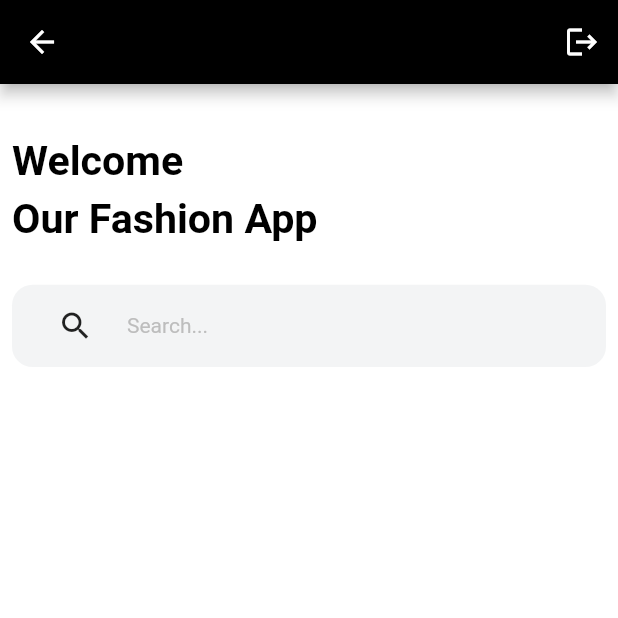
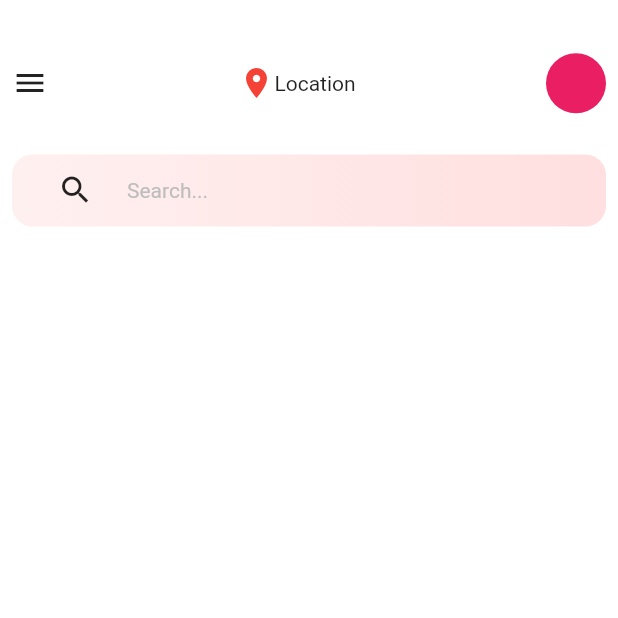
Before and after one commit to BhanderiNikunj/fire_app, a Flutter app: the HomeScreen screen opened by its route, on a phone screen of 412 x 824 dp, the top half of it. Run offline on Flutter 3.47's test engine with Material 2 defaults, Android fonts, the phone set to English and light mode, and no system bars; our stand-ins replace cloud_firestore, firebase_auth, firebase_core, get, google_sign_in, sizer; accounts and stored records are empty; network calls fail.

Commit message:
Fire Base

```diff
--- a/lib/Screen/Home/View/HomeScreen.dart
+++ b/lib/Screen/Home/View/HomeScreen.dart
@@ -29,20 +29,20 @@ class _HomeScreenState extends State<HomeScreen> {
   Widget build(BuildContext context) {
     return SafeArea(
       child: Scaffold(
-        appBar: AppBar(
-          backgroundColor: Colors.black,
-          actions: [
-            IconButton(
-              onPressed: () {
-                FireHelper.fireHelper.SignOut();
-                Get.offAndToNamed('/logIn');
-              },
-              icon: Icon(
-                Icons.logout,
-              ),
-            ),
-          ],
-        ),
+        // appBar: AppBar(
+        //   backgroundColor: Colors.black,
+        //   actions: [
+        //     IconButton(
+        //       onPressed: () {
+        //         FireHelper.fireHelper.SignOut();
+        //         Get.offAndToNamed('/logIn');
+        //       },
+        //       icon: Icon(
+        //         Icons.logout,
+        //       ),
+        //     ),
+        //   ],
+        // ),
         backgroundColor: Colors.white,
         body: Padding(
           padding: const EdgeInsets.all(8.0),
@@ -50,31 +50,41 @@ class _HomeScreenState extends State<HomeScreen> {
             crossAxisAlignment: CrossAxisAlignment.start,
             children: [
               SizedBox(height: 20.sp),
+              Row(
+                mainAxisAlignment: MainAxisAlignment.spaceBetween,
+                children: [
+                  Icon(
+                    Icons.menu,
+                  ),
+                  Row(
+                    children: [
+                      Icon(
+                        Icons.location_on_sharp,
+                        color: Colors.red,
+                      ),
                       Text(
-                "Welcome",
-                style: TextStyle(
-                  color: Colors.black,
-                  fontWeight: FontWeight.bold,
-                  fontSize: 20.sp,
+                        "Location",
                       ),
+                    ],
                   ),
-              SizedBox(height: 5.sp),
-              Text(
-                "Our Fashion App",
-                style: TextStyle(
-                  color: Colors.black,
-                  fontWeight: FontWeight.bold,
-                  fontSize: 20.sp,
+                  CircleAvatar(
+                    backgroundColor: Colors.pink,
                   ),
+                ],
               ),
               SizedBox(height: 20.sp),
               Center(
                 child: Container(
-                  height: 40.sp,
+                  height: 35.sp,
                   width: 300.sp,
                   decoration: BoxDecoration(
                     borderRadius: BorderRadius.circular(10.sp),
-                    color: Color(0xffF3F4F5),
+                    gradient: LinearGradient(
+                      colors: [
+                        Color(0xffFFF0F0),
+                        Color(0xffFFDFDF),
+                      ],
+                    ),
                   ),
                   child: Padding(
                     padding: const EdgeInsets.all(8.0),
@@ -256,12 +266,73 @@ class _HomeScreenState extends State<HomeScreen> {
                                       color: Colors.white,
                                     ),
                                     margin: EdgeInsets.all(10),
+                                    child: Padding(
+                                      padding: const EdgeInsets.all(8.0),
+                                      child: Column(
+                                        crossAxisAlignment:
+                                            CrossAxisAlignment.start,
+                                        children: [
+                                          Text(
+                                            "⭐️ ${homeControllor.DataList[index].rate}",
+                                          ),
+                                          Container(
+                                            height: 60.sp,
+                                          ),
+                                          Container(
+                                            height: 20.sp,
+                                            child: Text(
+                                              "${homeControllor.DataList[index].name}",
+                                              style: TextStyle(
+                                                fontSize: 15.sp,
+                                                fontWeight: FontWeight.bold,
+                                                color: Colors.black,
+                                              ),
+                                            ),
+                                          ),
+                                          SizedBox(height: 5.sp),
+                                          Container(
+                                            height: 10.sp,
+                                            child: Text(
+                                              "${homeControllor.DataList[index].desc}",
+                                              style: TextStyle(
+                                                fontSize: 8.sp,
+                                                color: Colors.black,
+                                              ),
+                                            ),
+                                          ),
+                                          SizedBox(height: 15.sp),
+                                          Container(
+                                            height: 30,
+                                            child: Row(
+                                              mainAxisAlignment:
+                                                  MainAxisAlignment
+                                                      .spaceBetween,
+                                              children: [
+                                                Text(
+                                                  "\$ ${homeControllor.DataList[index].price}.00",
+                                                  style: TextStyle(
+                                                    fontSize: 8.sp,
+                                                    color: Colors.black,
+                                                  ),
+                                                ),
+                                                Container(
+                                                  height: 30.sp,
+                                                  width: 30.sp,
+                                                  decoration: BoxDecoration(
+                                                    shape: BoxShape.circle,
+                                                    color: Colors.pink,
+                                                  ),
                                                   alignment: Alignment.center,
-                                    child: Column(
-                                      crossAxisAlignment: CrossAxisAlignment.start,
-                                      children: [
-                                        Text("⭐️ ${homeControllor.DataList[index].rate}",),
+                                                  child: Icon(
+                                                    Icons.add,
+                                                    color: Colors.white,
+                                                  ),
+                                                ),
                                               ],
+                                            ),
+                                          ),
+                                        ],
+                                      ),
                                     ),
                                   ),
                                 );
```
Lines whose indentation alone changed are shown as unchanged.
